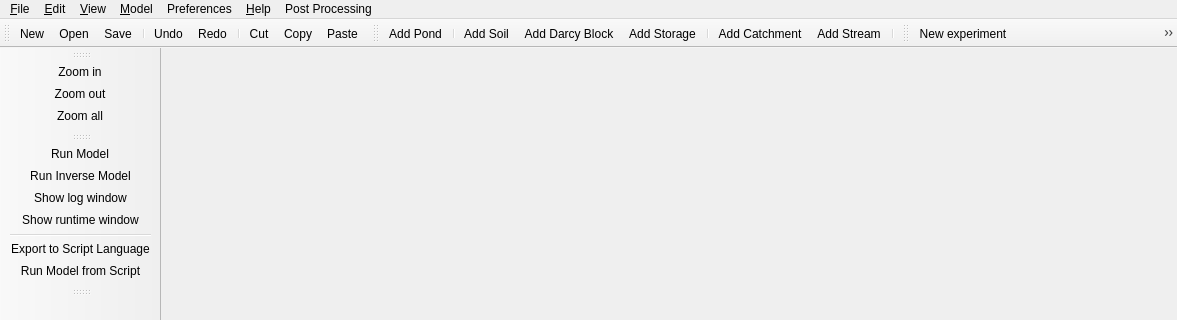
Above: GUI/mainwindowGIFMod.ui from ArashMassoudieh/GIFMod before the change; both pictures show x 0 to 1177 and y 0 to 320 of the 1177 by 791 pixel window. Below: the same form after it.
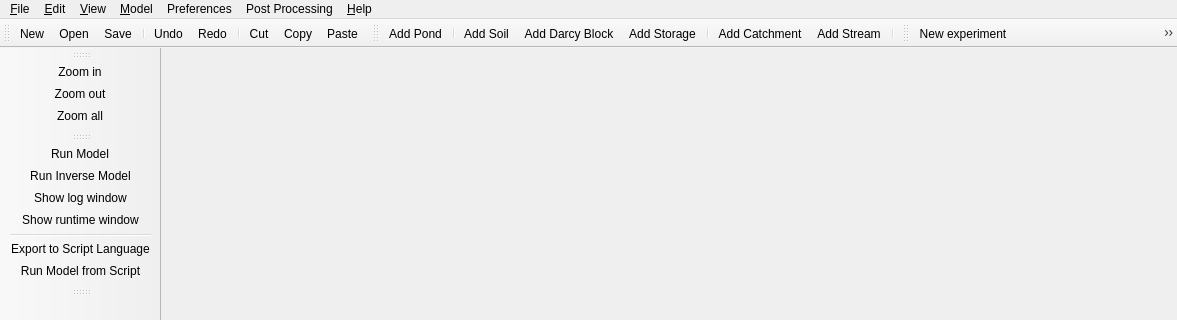
That is the form after the change. Icons and pictures are not drawn.

```diff
--- a/GUI/mainwindowGIFMod.ui
+++ b/GUI/mainwindowGIFMod.ui
@@ -167,8 +167,8 @@
    <addaction name="menu_Window"/>
    <addaction name="menu_Model"/>
    <addaction name="menuPreferences"/>
-   <addaction name="menu_Help"/>
    <addaction name="menuPost_Processing"/>
+   <addaction name="menu_Help"/>
   </widget>
   <widget class="QToolBar" name="mainToolBar">
    <property name="mouseTracking">
```
Left out of the diff: 42 changed lines with no effect on the pictures.
